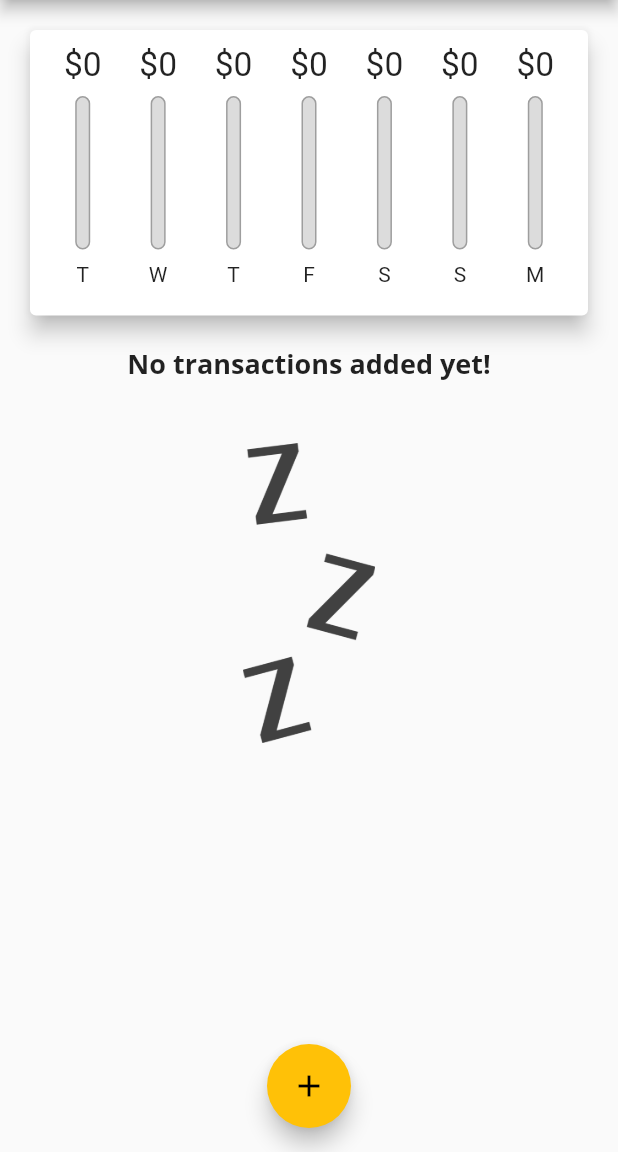
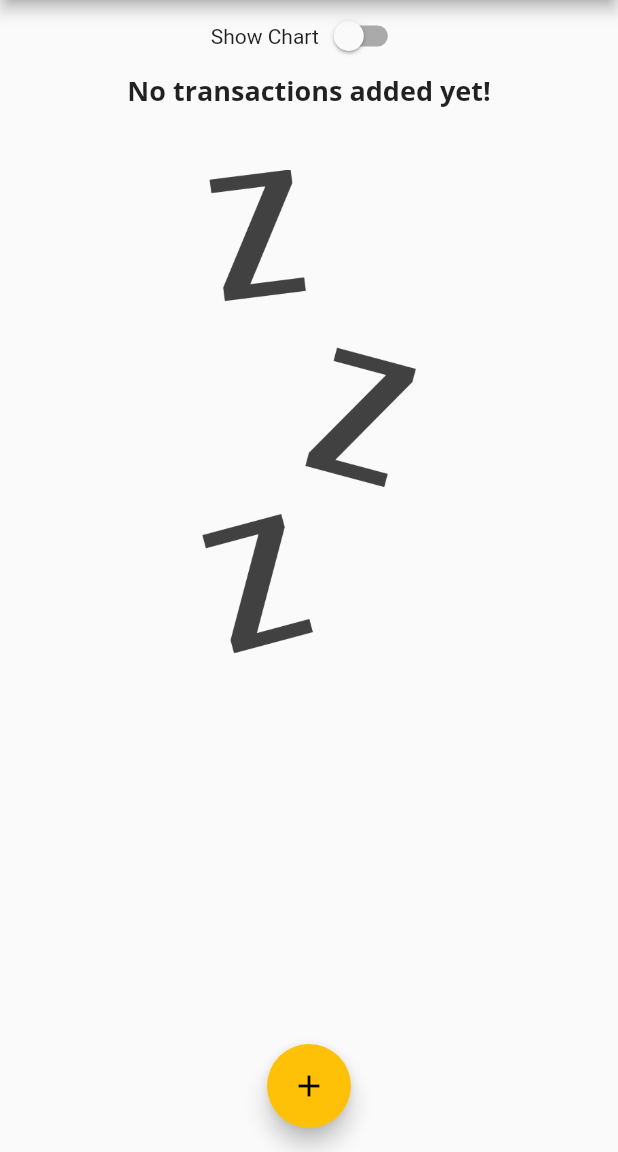
Before and after one commit to Charizard17/expense_planner, a Flutter app: the screen it shows after launch, on a phone screen of 412 x 824 dp, the part 84-1236 px from its top. Run offline on Flutter 3.47's test engine with Material 2 defaults, Android fonts, the phone set to English and light mode, and no system bars.

Commit message:
landscape mode lock commented. show chart switch button added

```diff
--- a/lib/main.dart
+++ b/lib/main.dart
@@ -7,11 +7,11 @@ import './widgets/new_transaction.dart';
 import './widgets/transaction_list.dart';
 
 void main() {
-  WidgetsFlutterBinding.ensureInitialized();
-  SystemChrome.setPreferredOrientations([
-    DeviceOrientation.portraitUp,
-    DeviceOrientation.portraitDown,
-  ]);
+  // WidgetsFlutterBinding.ensureInitialized();
+  // SystemChrome.setPreferredOrientations([
+  //   DeviceOrientation.portraitUp,
+  //   DeviceOrientation.portraitDown,
+  // ]);
   runApp(MyApp());
 }
 
@@ -68,6 +68,8 @@ class _MyHomePageState extends State<MyHomePage> {
     //   date: DateTime.now(),
     // ),
   ];
+
+  bool _showChart = false;
 
   List<Transaction> get _recentTransactions {
     return _userTransactions.where((tx) {
@@ -133,21 +135,37 @@ class _MyHomePageState extends State<MyHomePage> {
       appBar: appBar,
       body: SingleChildScrollView(
         child: Column(
-          mainAxisAlignment: MainAxisAlignment.start,
-          crossAxisAlignment: CrossAxisAlignment.center,
+          // mainAxisAlignment: MainAxisAlignment.start,
+          crossAxisAlignment: CrossAxisAlignment.stretch,
           children: <Widget>[
-            Container(
-                height: (MediaQuery.of(context).size.height -
-                        appBar.preferredSize.height -
-                        MediaQuery.of(context).padding.top) *
-                    0.3,
-                child: Chart(_recentTransactions)),
-            Container(
-                height: (MediaQuery.of(context).size.height -
-                        appBar.preferredSize.height -
-                        MediaQuery.of(context).padding.top) *
-                    0.7,
-                child: TransactionList(_userTransactions, _deleteTransaction)),
+            Row(
+              mainAxisAlignment: MainAxisAlignment.center,
+              children: <Widget>[
+                Text('Show Chart'),
+                Switch(
+                  value: _showChart,
+                  onChanged: (val) {
+                    setState(() {
+                      _showChart = val;
+                    });
+                  },
+                ),
+              ],
+            ),
+            _showChart
+                ? Container(
+                    height: (MediaQuery.of(context).size.height -
+                            appBar.preferredSize.height -
+                            MediaQuery.of(context).padding.top) *
+                        0.7,
+                    child: Chart(_recentTransactions))
+                : Container(
+                    height: (MediaQuery.of(context).size.height -
+                            appBar.preferredSize.height -
+                            MediaQuery.of(context).padding.top) *
+                        0.7,
+                    child:
+                        TransactionList(_userTransactions, _deleteTransaction)),
           ],
         ),
       ),
--- a/lib/widgets/transaction_list.dart
+++ b/lib/widgets/transaction_list.dart
@@ -12,7 +12,8 @@ class TransactionList extends StatelessWidget {
   @override
   Widget build(BuildContext context) {
     return transactions.isEmpty
-        ? Column(
+        ? LayoutBuilder(builder: (ctx, constraints) {
+            return Column(
               children: <Widget>[
                 Text(
                   'No transactions added yet!',
@@ -22,14 +23,15 @@ class TransactionList extends StatelessWidget {
                   height: 40,
                 ),
                 Container(
-                height: 200,
+                  height: constraints.maxHeight * 0.6,
                   child: Image.asset(
                     'assets/images/waiting.png',
                     fit: BoxFit.cover,
                   ),
                 ),
               ],
-          )
+            );
+          })
         : ListView.builder(
             itemBuilder: (context, index) {
               return Card(
```
Lines whose indentation alone changed are shown as unchanged.
